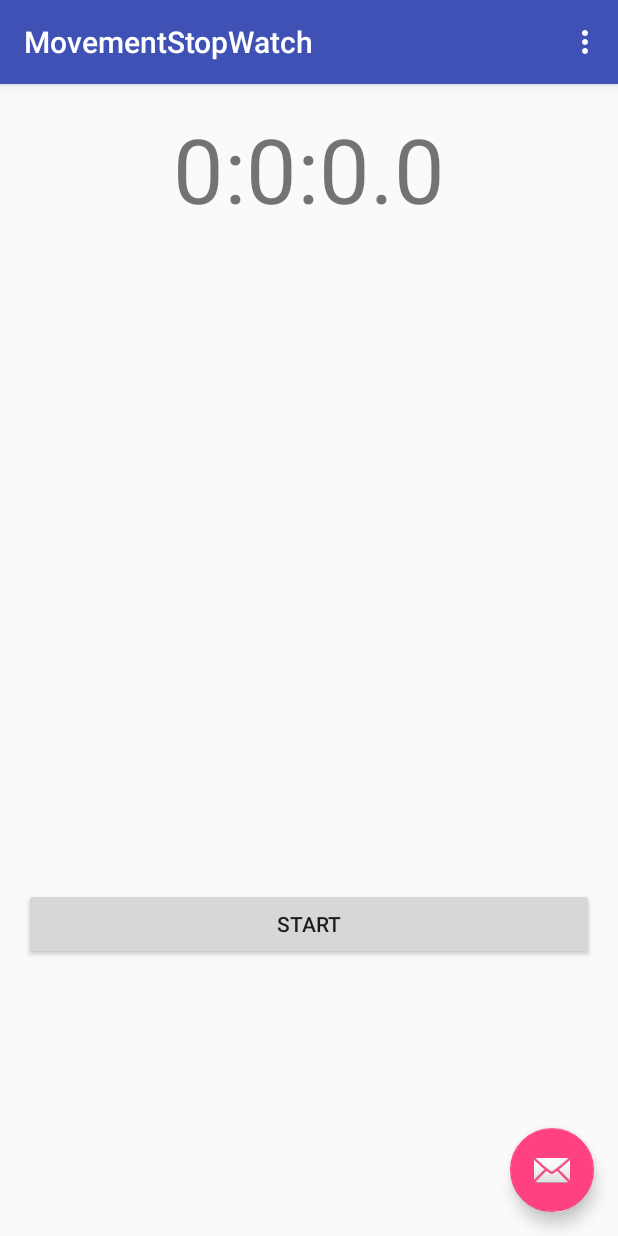
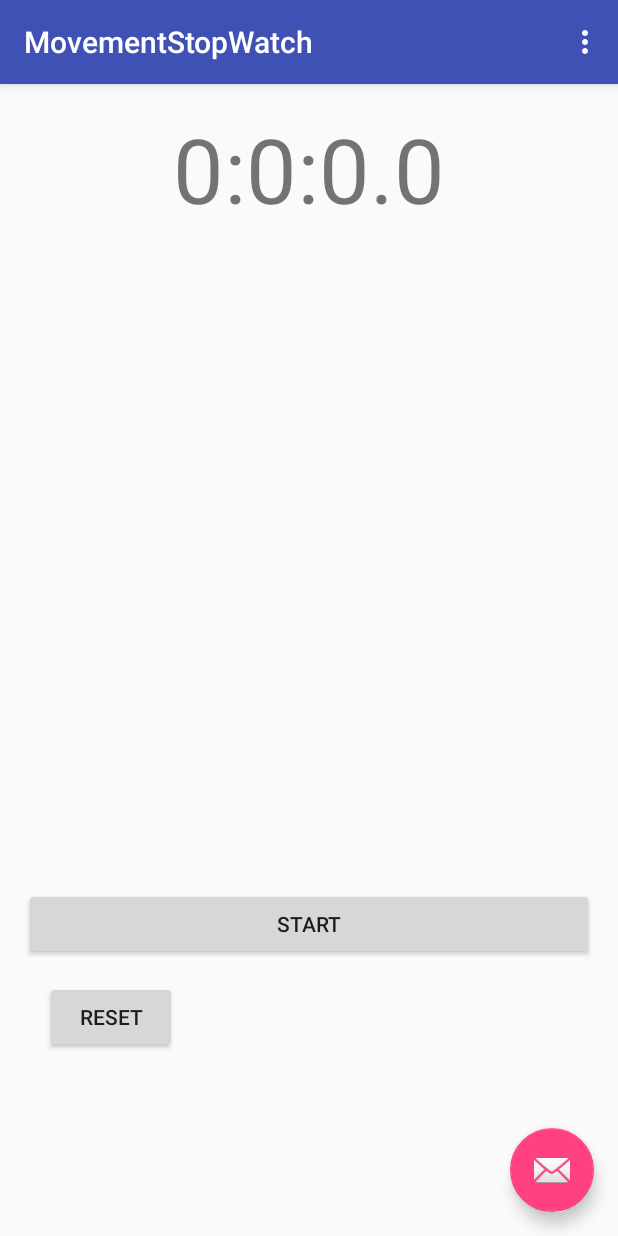
Before and after one commit to cateye/MovementStopWatch, an Android app: the screen it shows after launch (MainActivity), on a phone screen of 412 x 824 dp. Run offline under Robolectric (Android 15) with nearby library versions, the phone set to English and light mode, and no system bars.

Commit message:
MovementStopWatch MainActivity added Reset button

```diff
--- a/app/src/main/java/com/kataysantos/movementstopwatch/MainActivity.java
+++ b/app/src/main/java/com/kataysantos/movementstopwatch/MainActivity.java
@@ -58,11 +58,14 @@ public class MainActivity extends AppCompatActivity {
         clockTextView = (TextView) findViewById(R.id.content_main_text_clock);
         clockTextView.setText(stopWatch.toString());
 
+        Button buttonReset = (Button) findViewById(R.id.content_main_button_reset);
         Button buttonStart = (Button) findViewById(R.id.content_main_button_start_stop);
         StopWatchLoop loop = new StopWatchLoop(this, stopWatch);
         new Thread(loop).start();
+        ResetButtonListener resetButtonListener = new ResetButtonListener(stopWatch, clockTextView, buttonReset);
         StartStopButtonListener buttonListener = new StartStopButtonListener(stopWatch, clockTextView, buttonStart);
         buttonStart.setOnClickListener(buttonListener);
+        buttonReset.setOnClickListener(resetButtonListener);
     }
 
     @Override
@@ -112,6 +115,27 @@ public class MainActivity extends AppCompatActivity {
         }
     }
 
+    private static class ResetButtonListener implements  View.OnClickListener{
+
+        private final StopWatch stopWatch;
+        private final Button button;
+        private final TextView clockTextView;
+
+        public  ResetButtonListener(StopWatch stopWatch,TextView clockTextView, Button b){
+            this.clockTextView = clockTextView;
+            this.stopWatch = stopWatch;
+            this.button = b;
+
+        }
+
+        @Override
+        public void onClick(View v) {
+                stopWatch.reset();
+                clockTextView.setText("00:00:00.00");
+
+        }
+    }
+
     private static class StartStopButtonListener implements View.OnClickListener, View.OnLongClickListener {
 
         private final StopWatch stopWatch;
--- a/app/src/main/res/layout/content_main.xml
+++ b/app/src/main/res/layout/content_main.xml
@@ -17,7 +17,7 @@
         android:id="@+id/content_main_text_clock"
         android:layout_width="match_parent"
         android:layout_height="wrap_content"
-        android:text="00:00:00:00"
+        android:text="00:00:00.00"
         android:textSize="60dp"
         android:textAlignment="center"
         android:layout_alignParentEnd="true" />
@@ -30,4 +30,15 @@
         android:layout_alignParentBottom="true"
         android:layout_alignParentStart="true"
         android:layout_marginBottom="168dp" />
+
+    <Button
+        android:id="@+id/content_main_button_reset"
+        android:layout_width="wrap_content"
+        android:layout_height="wrap_content"
+        android:text="Reset"
+        android:layout_marginStart="14dp"
+        android:layout_marginTop="62dp"
+        android:layout_alignTop="@+id/content_main_button_start_stop"
+        android:layout_alignParentStart="true" />
+
 </RelativeLayout>
```
